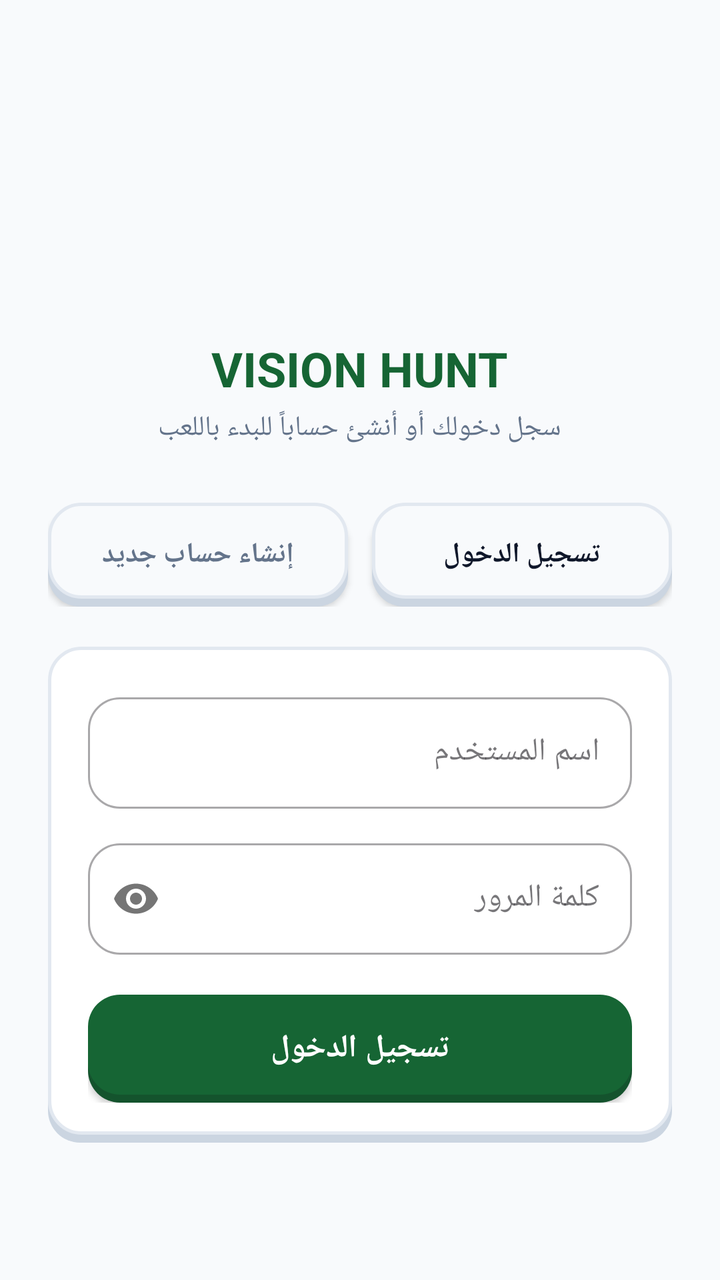
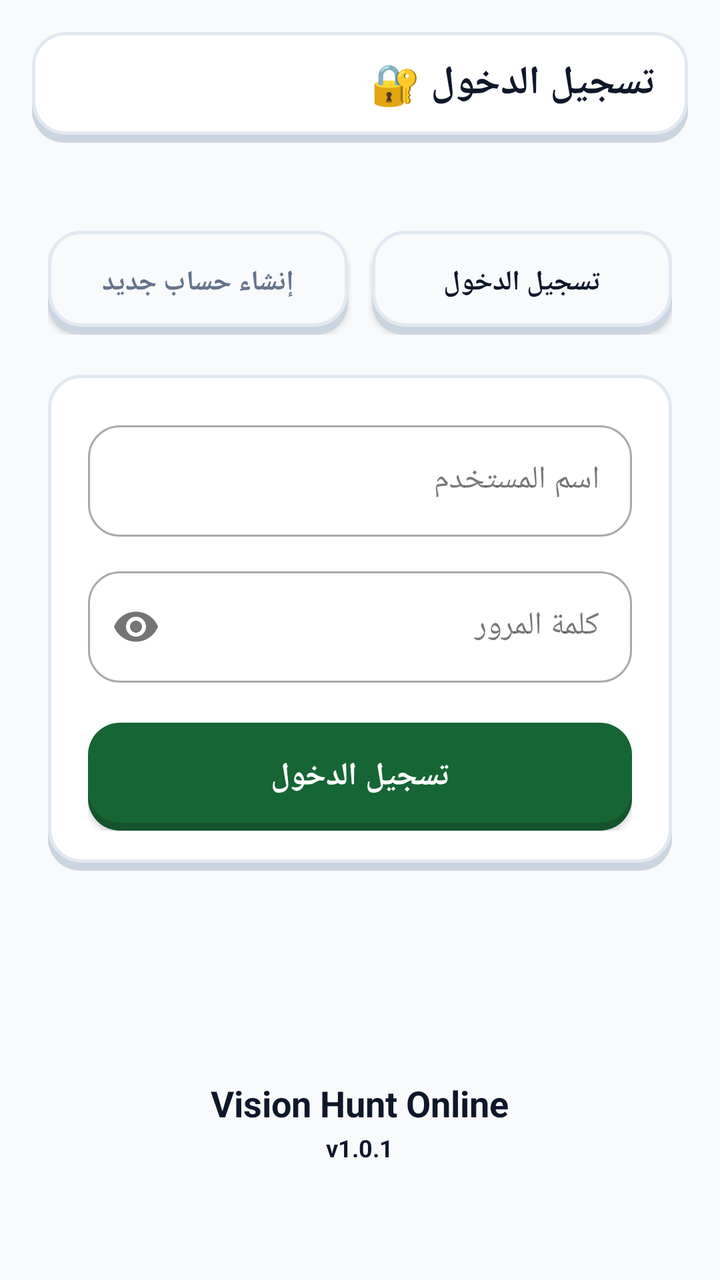

The first picture is an Android layout as it rendered before a commit; the second is the same layout after the commit. The layout source and the unified diff follow.
<!-- AndroidManifest.xml: activity theme Theme.VisionHuntOnline -->
<!-- res/layout/activity_auth.xml -->
<?xml version="1.0" encoding="utf-8"?>
<ScrollView xmlns:android="http://schemas.android.com/apk/res/android"
    xmlns:app="http://schemas.android.com/apk/res-auto"
    android:layout_width="match_parent"
    android:layout_height="match_parent"
    android:background="@color/screen_background"
    android:fillViewport="true"
    android:layoutDirection="rtl"
    android:scrollbars="none"
    android:textDirection="rtl">

    <LinearLayout
        android:layout_width="match_parent"
        android:layout_height="wrap_content"
        android:gravity="center_horizontal"
        android:orientation="vertical"
        android:padding="24dp">

        
        <ImageView
            android:layout_width="100dp"
            android:layout_height="100dp"
            android:layout_marginTop="32dp"
            android:contentDescription="Vision Hunt Logo"
            android:src="@mipmap/ic_launcher_round" />

        <TextView
            android:layout_width="wrap_content"
            android:layout_height="wrap_content"
            android:layout_marginTop="12dp"
            android:text="VISION HUNT"
            android:textColor="#166534"
            android:textSize="24sp"
            android:textStyle="bold" />

        <TextView
            android:id="@+id/tv_auth_subtitle"
            android:layout_width="wrap_content"
            android:layout_height="wrap_content"
            android:layout_marginTop="4dp"
            android:text="سجل دخولك أو أنشئ حساباً للبدء باللعب"
            android:textColor="@color/text_secondary"
            android:textSize="14sp" />

        
        <LinearLayout
            android:id="@+id/toggle_group"
            android:layout_width="match_parent"
            android:layout_height="wrap_content"
            android:layout_marginTop="28dp"
            android:orientation="horizontal">

            <androidx.appcompat.widget.AppCompatButton
                android:id="@+id/btn_mode_login"
                android:layout_width="0dp"
                android:layout_height="52dp"
                android:layout_weight="1"
                android:layout_marginEnd="6dp"
                android:background="@drawable/bg_3d_btn_outline"
                android:text="تسجيل الدخول"
                android:textColor="@color/text_primary"
                android:textSize="14sp"
                android:textStyle="bold" />

            <androidx.appcompat.widget.AppCompatButton
                android:id="@+id/btn_mode_register"
                android:layout_width="0dp"
                android:layout_height="52dp"
                android:layout_weight="1"
                android:layout_marginStart="6dp"
                android:background="@drawable/bg_3d_btn_outline"
                android:text="إنشاء حساب جديد"
                android:textColor="@color/text_secondary"
                android:textSize="14sp"
                android:textStyle="bold" />

        </LinearLayout>

        
        <FrameLayout
            android:layout_width="match_parent"
            android:layout_height="wrap_content"
            android:layout_marginTop="20dp"
            android:background="@drawable/bg_3d_card_16dp">

            <LinearLayout
                android:layout_width="match_parent"
                android:layout_height="wrap_content"
                android:orientation="vertical"
                android:padding="20dp"
                android:paddingBottom="24dp">

                
                <com.google.android.material.textfield.TextInputLayout
                    android:id="@+id/til_username"
                    style="@style/Widget.MaterialComponents.TextInputLayout.OutlinedBox"
                    android:layout_width="match_parent"
                    android:layout_height="wrap_content"
                    android:hint="اسم المستخدم"
                    app:boxCornerRadiusBottomEnd="16dp"
                    app:boxCornerRadiusBottomStart="16dp"
                    app:boxCornerRadiusTopEnd="16dp"
                    app:boxCornerRadiusTopStart="16dp">

                    <com.google.android.material.textfield.TextInputEditText
                        android:id="@+id/et_username"
                        android:layout_width="match_parent"
                        android:layout_height="wrap_content"
                        android:inputType="textPersonName"
                        android:maxLines="1" />

                </com.google.android.material.textfield.TextInputLayout>

                
                <com.google.android.material.textfield.TextInputLayout
                    android:id="@+id/til_phone"
                    style="@style/Widget.MaterialComponents.TextInputLayout.OutlinedBox"
                    android:layout_width="match_parent"
                    android:layout_height="wrap_content"
                    android:layout_marginTop="12dp"
                    android:hint="رقم الهاتف"
                    android:visibility="gone"
                    app:boxCornerRadiusBottomEnd="16dp"
                    app:boxCornerRadiusBottomStart="16dp"
                    app:boxCornerRadiusTopEnd="16dp"
                    app:boxCornerRadiusTopStart="16dp">

                    <com.google.android.material.textfield.TextInputEditText
                        android:id="@+id/et_phone"
                        android:layout_width="match_parent"
                        android:layout_height="wrap_content"
                        android:inputType="phone"
                        android:maxLines="1" />

                </com.google.android.material.textfield.TextInputLayout>

                
                <com.google.android.material.textfield.TextInputLayout
                    android:id="@+id/til_password"
                    style="@style/Widget.MaterialComponents.TextInputLayout.OutlinedBox"
                    android:layout_width="match_parent"
                    android:layout_height="wrap_content"
                    android:layout_marginTop="12dp"
                    android:hint="كلمة المرور"
                    app:boxCornerRadiusBottomEnd="16dp"
                    app:boxCornerRadiusBottomStart="16dp"
                    app:boxCornerRadiusTopEnd="16dp"
                    app:boxCornerRadiusTopStart="16dp"
                    app:passwordToggleEnabled="true">

                    <com.google.android.material.textfield.TextInputEditText
                        android:id="@+id/et_password"
                        android:layout_width="match_parent"
                        android:layout_height="wrap_content"
                        android:inputType="textPassword"
                        android:maxLines="1" />

                </com.google.android.material.textfield.TextInputLayout>

                
                <TextView
                    android:id="@+id/tv_error"
                    android:layout_width="match_parent"
                    android:layout_height="wrap_content"
                    android:layout_marginTop="12dp"
                    android:textColor="#DC2626"
                    android:textSize="13sp"
                    android:visibility="gone" />

                
                <androidx.appcompat.widget.AppCompatButton
                    android:id="@+id/btn_submit"
                    android:layout_width="match_parent"
                    android:layout_height="54dp"
                    android:layout_marginTop="20dp"
                    android:background="@drawable/bg_3d_btn_primary"
                    android:text="تسجيل الدخول"
                    android:textColor="#FFFFFF"
                    android:textSize="16sp"
                    android:textStyle="bold" />

                
                <com.google.android.material.progressindicator.CircularProgressIndicator
                    android:id="@+id/progress_indicator"
                    android:layout_width="wrap_content"
                    android:layout_height="wrap_content"
                    android:layout_gravity="center_horizontal"
                    android:layout_marginTop="16dp"
                    android:indeterminate="true"
                    android:visibility="gone"
                    app:indicatorColor="#166534" />

            </LinearLayout>

        </FrameLayout>

    </LinearLayout>

</ScrollView>
<!-- resources referenced by this layout -->
<resources>
  <color name="screen_background">#F8FAFC</color>
  <color name="text_primary">#0F172A</color>
  <color name="text_secondary">#64748B</color>
  <!-- drawable bg_3d_btn_primary (drawable) -->
  <?xml version="1.0" encoding="utf-8"?>
  <selector xmlns:android="http://schemas.android.com/apk/res/android">
      <item android:state_pressed="true">
          <layer-list>
              <item android:top="4dp">
                  <shape>
                      <corners android:radius="16dp" />
                      <solid android:color="@color/btn_primary_bg" />
                  </shape>
              </item>
          </layer-list>
      </item>
      <item>
          <layer-list>
              <item android:top="4dp">
                  <shape>
                      <corners android:radius="16dp" />
                      <solid android:color="@color/btn_primary_shadow" />
                  </shape>
              </item>
              <item android:bottom="4dp">
                  <shape>
                      <corners android:radius="16dp" />
                      <solid android:color="@color/btn_primary_bg" />
                  </shape>
              </item>
          </layer-list>
      </item>
  </selector>
  <!-- drawable bg_3d_card_16dp (drawable) -->
  <?xml version="1.0" encoding="utf-8"?>
  <layer-list xmlns:android="http://schemas.android.com/apk/res/android">
      <item android:top="4dp">
          <shape>
              <corners android:radius="16dp" />
              <solid android:color="@color/card_shadow" />
          </shape>
      </item>
      <item android:bottom="4dp">
          <shape>
              <corners android:radius="16dp" />
              <solid android:color="@color/task_card_background" />
              <stroke android:width="1.5dp" android:color="@color/card_stroke" />
          </shape>
      </item>
  </layer-list>
  <!-- mipmap ic_launcher_round (mipmap-anydpi-v26) -->
  <?xml version="1.0" encoding="utf-8"?>
  <adaptive-icon xmlns:android="http://schemas.android.com/apk/res/android">
      <background android:drawable="@color/ic_launcher_background"/>
      <foreground android:drawable="@mipmap/ic_launcher_foreground"/>
      <monochrome android:drawable="@mipmap/ic_launcher_foreground"/>
  </adaptive-icon>
  <style name="Theme.VisionHuntOnline" parent="Theme.Material3.DayNight.NoActionBar">
          <item name="colorPrimary">#16A34A</item>
          <item name="colorPrimaryVariant">#166534</item>
          <item name="colorOnPrimary">#FFFFFF</item>
          <item name="colorSecondary">#16A34A</item>
          <item name="colorOnSecondary">#FFFFFF</item>
          <item name="android:windowBackground">@color/screen_background</item>
          <item name="android:statusBarColor">@color/screen_background</item>
          <item name="android:windowLightStatusBar">true</item>
          <item name="android:navigationBarColor">@color/bottom_nav_background</item>
          <item name="android:windowLightNavigationBar">true</item>
      </style>
  <color name="btn_outline_bg">#F8FAFC</color>
  <color name="btn_outline_stroke">#E2E8F0</color>
  <color name="btn_outline_shadow">#CBD5E1</color>
  <color name="task_completed_bg">#F0FDF4</color>
  <color name="task_completed_stroke">#86EFAC</color>
  <color name="btn_primary_bg">#166534</color>
  <color name="btn_primary_shadow">#14532D</color>
  <color name="card_shadow">#CBD5E1</color>
  <color name="task_card_background">#FFFFFF</color>
  <color name="card_stroke">#E2E8F0</color>
  <color name="ic_launcher_background">#056C24</color>
  <color name="bottom_nav_background">#FFFFFF</color>
  <!-- unchanged entries left out for length: 1 -->
</resources>

<!-- the commit's change to res/layout/activity_auth.xml (unified diff, before → after) -->
@@ -12,35 +12,34 @@
     <LinearLayout
         android:layout_width="match_parent"
         android:layout_height="wrap_content"
-        android:gravity="center_horizontal"
-        android:orientation="vertical"
-        android:padding="24dp">
-
-        
-        <ImageView
-            android:layout_width="100dp"
-            android:layout_height="100dp"
-            android:layout_marginTop="32dp"
-            android:contentDescription="Vision Hunt Logo"
-            android:src="@mipmap/ic_launcher_round" />
-
-        <TextView
-            android:layout_width="wrap_content"
-            android:layout_height="wrap_content"
-            android:layout_marginTop="12dp"
-            android:text="VISION HUNT"
-            android:textColor="#166534"
-            android:textSize="24sp"
-            android:textStyle="bold" />
-
-        <TextView
-            android:id="@+id/tv_auth_subtitle"
-            android:layout_width="wrap_content"
-            android:layout_height="wrap_content"
-            android:layout_marginTop="4dp"
-            android:text="سجل دخولك أو أنشئ حساباً للبدء باللعب"
-            android:textColor="@color/text_secondary"
-            android:textSize="14sp" />
+        android:orientation="vertical">
+
+        
+        <FrameLayout
+            android:layout_width="match_parent"
+            android:layout_height="wrap_content"
+            android:background="@drawable/bg_3d_card_16dp"
+            android:layout_margin="16dp">
+
+            <TextView
+                android:layout_width="match_parent"
+                android:layout_height="wrap_content"
+                android:paddingHorizontal="16dp"
+                android:paddingTop="12dp"
+                android:paddingBottom="16dp"
+                android:text="تسجيل الدخول 🔐"
+                android:textColor="@color/text_primary"
+                android:textSize="20sp"
+                android:textStyle="bold" />
+        </FrameLayout>
+
+        <LinearLayout
+            android:layout_width="match_parent"
+            android:layout_height="wrap_content"
+            android:gravity="center_horizontal"
+            android:orientation="vertical"
+            android:paddingHorizontal="24dp"
+            android:paddingBottom="24dp">
 
         
         <LinearLayout
@@ -194,6 +193,33 @@
 
         </FrameLayout>
 
+        
+        <ImageView
+            android:layout_width="64dp"
+            android:layout_height="64dp"
+            android:layout_marginTop="32dp"
+            android:contentDescription="@string/app_name"
+            android:src="@mipmap/ic_launcher_round" />
+
+        <TextView
+            android:layout_width="wrap_content"
+            android:layout_height="wrap_content"
+            android:layout_marginTop="8dp"
+            android:text="@string/app_name"
+            android:textColor="@color/text_primary"
+            android:textSize="18sp"
+            android:textStyle="bold" />
+
+        <TextView
+            android:layout_width="wrap_content"
+            android:layout_height="wrap_content"
+            android:layout_marginTop="2dp"
+            android:text="v1.0.1"
+            android:textColor="@color/text_primary"
+            android:textSize="12sp"
+            android:textStyle="bold" />
+
     </LinearLayout>
+    </LinearLayout>
 
 </ScrollView>
<!-- resource entries referenced after the edit -->
@@ -57,6 +57,7 @@
       <foreground android:drawable="@mipmap/ic_launcher_foreground"/>
       <monochrome android:drawable="@mipmap/ic_launcher_foreground"/>
   </adaptive-icon>
+  <string name="app_name">Vision Hunt Online</string>
   <style name="Theme.VisionHuntOnline" parent="Theme.Material3.DayNight.NoActionBar">
           <item name="colorPrimary">#16A34A</item>
           <item name="colorPrimaryVariant">#166534</item>
